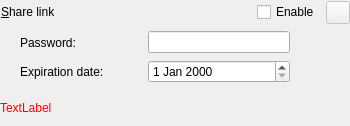
Above: src/gui/sharelinkwidget.ui from nextcloud/desktop before the change. Below: the same form after it.
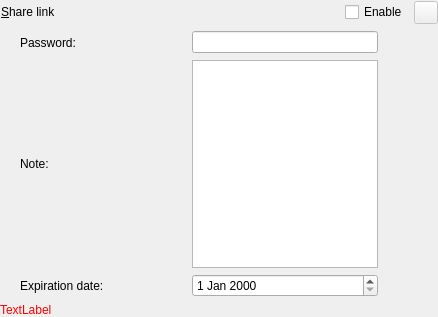
That is the form after the change. Icons and pictures are not drawn. Custom widgets are drawn as their Qt base class.

Commit message: Added note to recipient for desktop client.

```diff
--- a/src/gui/sharelinkwidget.ui
+++ b/src/gui/sharelinkwidget.ui
@@ -6,8 +6,8 @@
    <rect>
     <x>0</x>
     <y>0</y>
-    <width>350</width>
-    <height>126</height>
+    <width>438</width>
+    <height>317</height>
    </rect>
   </property>
   <property name="sizePolicy">
@@ -29,6 +29,147 @@
    <property name="bottomMargin">
     <number>0</number>
    </property>
+   <item row="6" column="0">
+    <widget class="QLabel" name="expirationLabel">
+     <property name="sizePolicy">
+      <sizepolicy hsizetype="Preferred" vsizetype="Preferred">
+       <horstretch>1</horstretch>
+       <verstretch>0</verstretch>
+      </sizepolicy>
+     </property>
+     <property name="text">
+      <string>Expiration date:</string>
+     </property>
+     <property name="indent">
+      <number>20</number>
+     </property>
+    </widget>
+   </item>
+   <item row="1" column="1">
+    <widget class="QLineEdit" name="lineEdit_password">
+     <property name="sizePolicy">
+      <sizepolicy hsizetype="Expanding" vsizetype="Fixed">
+       <horstretch>1</horstretch>
+       <verstretch>0</verstretch>
+      </sizepolicy>
+     </property>
+     <property name="echoMode">
+      <enum>QLineEdit::Password</enum>
+     </property>
+    </widget>
+   </item>
+   <item row="7" column="0" colspan="4">
+    <widget class="QLabel" name="errorLabel">
+     <property name="palette">
+      <palette>
+       <active>
+        <colorrole role="WindowText">
+         <brush brushstyle="SolidPattern">
+          <color alpha="255">
+           <red>255</red>
+           <green>0</green>
+           <blue>0</blue>
+          </color>
+         </brush>
+        </colorrole>
+       </active>
+       <inactive>
+        <colorrole role="WindowText">
+         <brush brushstyle="SolidPattern">
+          <color alpha="255">
+           <red>255</red>
+           <green>0</green>
+           <blue>0</blue>
+          </color>
+         </brush>
+        </colorrole>
+       </inactive>
+       <disabled>
+        <colorrole role="WindowText">
+         <brush brushstyle="SolidPattern">
+          <color alpha="255">
+           <red>123</red>
+           <green>121</green>
+           <blue>134</blue>
+          </color>
+         </brush>
+        </colorrole>
+       </disabled>
+      </palette>
+     </property>
+     <property name="text">
+      <string>TextLabel</string>
+     </property>
+     <property name="textFormat">
+      <enum>Qt::PlainText</enum>
+     </property>
+     <property name="wordWrap">
+      <bool>true</bool>
+     </property>
+    </widget>
+   </item>
+   <item row="1" column="0">
+    <widget class="QLabel" name="passwordLabel">
+     <property name="sizePolicy">
+      <sizepolicy hsizetype="Preferred" vsizetype="Preferred">
+       <horstretch>1</horstretch>
+       <verstretch>0</verstretch>
+      </sizepolicy>
+     </property>
+     <property name="text">
+      <string>Password:</string>
+     </property>
+     <property name="indent">
+      <number>20</number>
+     </property>
+    </widget>
+   </item>
+   <item row="1" column="2">
+    <widget class="QToolButton" name="confirmPassword">
+     <property name="icon">
+      <iconset resource="../../client.qrc">
+       <normaloff>:/client/resources/confirm.svg</normaloff>:/client/resources/confirm.svg</iconset>
+     </property>
+     <property name="autoRaise">
+      <bool>true</bool>
+     </property>
+    </widget>
+   </item>
+   <item row="0" column="3">
+    <widget class="QToolButton" name="shareLinkToolButton">
+     <property name="enabled">
+      <bool>false</bool>
+     </property>
+     <property name="icon">
+      <iconset resource="../../client.qrc">
+       <normaloff>:/client/resources/more.svg</normaloff>:/client/resources/more.svg</iconset>
+     </property>
+     <property name="popupMode">
+      <enum>QToolButton::InstantPopup</enum>
+     </property>
+    </widget>
+   </item>
+   <item row="6" column="1">
+    <widget class="QDateEdit" name="calendar">
+     <property name="sizePolicy">
+      <sizepolicy hsizetype="Minimum" vsizetype="Fixed">
+       <horstretch>1</horstretch>
+       <verstretch>0</verstretch>
+      </sizepolicy>
+     </property>
+    </widget>
+   </item>
+   <item row="6" column="2">
+    <widget class="QToolButton" name="confirmExpirationDate">
+     <property name="icon">
+      <iconset resource="../../client.qrc">
+       <normaloff>:/client/resources/confirm.svg</normaloff>:/client/resources/confirm.svg</iconset>
+     </property>
+     <property name="autoRaise">
+      <bool>true</bool>
+     </property>
+    </widget>
+   </item>
    <item row="0" column="0" colspan="3">
     <layout class="QHBoxLayout" name="horizontalLayout">
      <item>
@@ -68,7 +209,7 @@
       </spacer>
      </item>
      <item>
-      <widget class="QProgressIndicator" name="progressIndicator"/>
+      <widget class="QProgressIndicator" name="progressIndicator" native="true"/>
      </item>
      <item>
       <spacer name="horizontalSpacer_2">
@@ -92,88 +233,21 @@
      </item>
     </layout>
    </item>
-   <item row="0" column="3">
-    <widget class="QToolButton" name="shareLinkToolButton">
-     <property name="enabled">
-      <bool>false</bool>
-     </property>
-     <property name="icon">
-      <iconset resource="../../client.qrc">
-       <normaloff>:/client/resources/more.svg</normaloff>:/client/resources/more.svg</iconset>
-     </property>
-     <property name="popupMode">
-      <enum>QToolButton::InstantPopup</enum>
-     </property>
-    </widget>
-   </item>
-   <item row="1" column="0">
-    <widget class="QLabel" name="passwordLabel">
-     <property name="sizePolicy">
-      <sizepolicy hsizetype="Preferred" vsizetype="Preferred">
-       <horstretch>1</horstretch>
-       <verstretch>0</verstretch>
-      </sizepolicy>
-     </property>
-     <property name="text">
-      <string>Password:</string>
-     </property>
-     <property name="indent">
-      <number>20</number>
-     </property>
-    </widget>
-   </item>
-   <item row="1" column="1">
-    <widget class="QLineEdit" name="lineEdit_password">
-     <property name="sizePolicy">
-      <sizepolicy hsizetype="Expanding" vsizetype="Fixed">
-       <horstretch>1</horstretch>
-       <verstretch>0</verstretch>
-      </sizepolicy>
-     </property>
-     <property name="echoMode">
-      <enum>QLineEdit::Password</enum>
-     </property>
-    </widget>
-   </item>
-   <item row="1" column="2">
-    <widget class="QToolButton" name="confirmPassword">
-     <property name="icon">
-      <iconset resource="../../client.qrc">
-       <normaloff>:/client/resources/confirm.svg</normaloff>:/client/resources/confirm.svg</iconset>
-     </property>
-     <property name="autoRaise">
-      <bool>true</bool>
-     </property>
-    </widget>
-   </item>
    <item row="2" column="0">
-    <widget class="QLabel" name="expirationLabel">
-     <property name="sizePolicy">
-      <sizepolicy hsizetype="Preferred" vsizetype="Preferred">
-       <horstretch>1</horstretch>
-       <verstretch>0</verstretch>
-      </sizepolicy>
-     </property>
+    <widget class="QLabel" name="noteLabel">
      <property name="text">
-      <string>Expiration date:</string>
+      <string>Note:</string>
      </property>
      <property name="indent">
       <number>20</number>
      </property>
     </widget>
    </item>
-   <item row="2" column="1">
-    <widget class="QDateEdit" name="calendar">
-     <property name="sizePolicy">
-      <sizepolicy hsizetype="Minimum" vsizetype="Fixed">
-       <horstretch>1</horstretch>
-       <verstretch>0</verstretch>
-      </sizepolicy>
-     </property>
-    </widget>
-   </item>
    <item row="2" column="2">
-    <widget class="QToolButton" name="confirmExpirationDate">
+    <widget class="QToolButton" name="confirmNote">
+     <property name="text">
+      <string/>
+     </property>
      <property name="icon">
       <iconset resource="../../client.qrc">
        <normaloff>:/client/resources/confirm.svg</normaloff>:/client/resources/confirm.svg</iconset>
@@ -183,55 +257,8 @@
      </property>
     </widget>
    </item>
-   <item row="3" column="0" colspan="4">
-    <widget class="QLabel" name="errorLabel">
-     <property name="palette">
-      <palette>
-       <active>
-        <colorrole role="WindowText">
-         <brush brushstyle="SolidPattern">
-          <color alpha="255">
-           <red>255</red>
-           <green>0</green>
-           <blue>0</blue>
-          </color>
-         </brush>
-        </colorrole>
-       </active>
-       <inactive>
-        <colorrole role="WindowText">
-         <brush brushstyle="SolidPattern">
-          <color alpha="255">
-           <red>255</red>
-           <green>0</green>
-           <blue>0</blue>
-          </color>
-         </brush>
-        </colorrole>
-       </inactive>
-       <disabled>
-        <colorrole role="WindowText">
-         <brush brushstyle="SolidPattern">
-          <color alpha="255">
-           <red>123</red>
-           <green>121</green>
-           <blue>134</blue>
-          </color>
-         </brush>
-        </colorrole>
-       </disabled>
-      </palette>
-     </property>
-     <property name="text">
-      <string>TextLabel</string>
-     </property>
-     <property name="textFormat">
-      <enum>Qt::PlainText</enum>
-     </property>
-     <property name="wordWrap">
-      <bool>true</bool>
-     </property>
-    </widget>
+   <item row="2" column="1">
+    <widget class="QTextEdit" name="textEdit_note"/>
    </item>
   </layout>
  </widget>
```
The commit also changes 7 other files.
